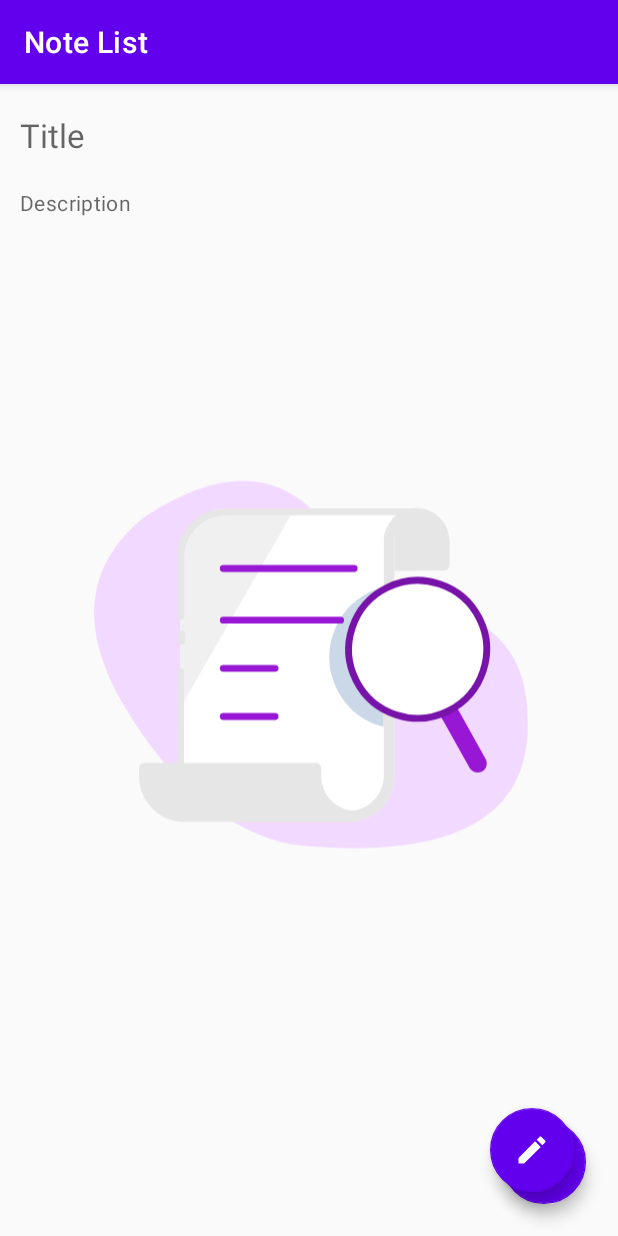
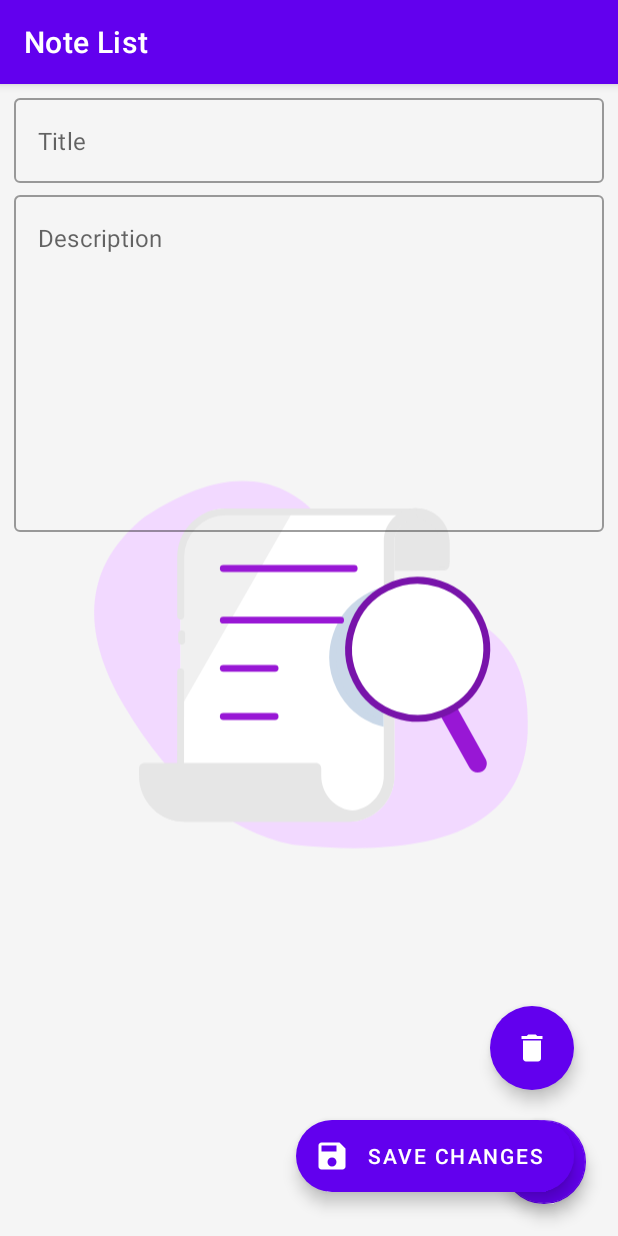
Before and after one commit to hamzaazman/KotlinTodoList, an Android app: the fragment EditFragment placed in its activity, on a phone screen of 412 x 824 dp. Run offline under Robolectric (Android 15) with nearby library versions, the phone set to English and light mode, and no system bars; our stand-ins replace navigation-ui; 5 statements that could not run were skipped.

Commit message:
fix design layouts and update dependency

```diff
--- a/app/build.gradle
+++ b/app/build.gradle
@@ -60,7 +60,6 @@ dependencies {
     implementation "androidx.lifecycle:lifecycle-livedata-ktx:2.6.0-alpha03"
     implementation 'androidx.lifecycle:lifecycle-runtime-ktx:2.6.0-alpha03'
 
-    implementation "com.github.skydoves:powerspinner:1.2.4"
 
     implementation 'com.airbnb.android:lottie:5.2.0'
 
--- a/app/src/main/java/com/example/todos/adapters/NoteAdapter.kt
+++ b/app/src/main/java/com/example/todos/adapters/NoteAdapter.kt
@@ -14,9 +14,7 @@ class NoteAdapter(private val onNoteClicked: (Note) -> Unit) :
     override fun onCreateViewHolder(parent: ViewGroup, viewType: Int): NoteViewHolder {
         return NoteViewHolder(
             NoteRowBinding.inflate(
-                LayoutInflater.from(parent.context),
-                parent,
-                false
+                LayoutInflater.from(parent.context), parent, false
             )
         )
     }
--- a/app/src/main/java/com/example/todos/data/NoteDao.kt
+++ b/app/src/main/java/com/example/todos/data/NoteDao.kt
@@ -1,6 +1,5 @@
 package com.example.todos.data
 
-import androidx.lifecycle.LiveData
 import androidx.room.*
 import com.example.todos.model.Note
 import kotlinx.coroutines.flow.Flow
@@ -11,7 +10,7 @@ interface NoteDao {
     @Insert(onConflict = OnConflictStrategy.REPLACE)
     fun insert(note: Note)
 
-    @Query("SELECT * FROM note_table ORDER BY noteId ASC")
+    @Query("SELECT * FROM note_table ORDER BY noteId DESC")
     fun getNotes(): Flow<List<Note>>
 
     @Query("SELECT * from note_table WHERE noteId = :id")
--- a/app/src/main/java/com/example/todos/data/NoteDatabase.kt
+++ b/app/src/main/java/com/example/todos/data/NoteDatabase.kt
@@ -8,7 +8,6 @@ import androidx.room.TypeConverters
 import com.example.todos.model.Note
 
 @Database(entities = [Note::class], version = 2, exportSchema = false)
-@TypeConverters(Converter::class)
 abstract class NoteDatabase : RoomDatabase() {
     abstract fun noteDao(): NoteDao
 
--- a/app/src/main/java/com/example/todos/ui/EditFragment.kt
+++ b/app/src/main/java/com/example/todos/ui/EditFragment.kt
@@ -47,6 +47,9 @@ class EditFragment : Fragment() {
             updateNote()
             findNavController().popBackStack()
         }
+        binding.removeFab.setOnClickListener {
+            deleteDialog(id)
+        }
 
     }
 
@@ -78,6 +81,7 @@ class EditFragment : Fragment() {
 
     override fun onDestroyView() {
         super.onDestroyView()
+        updateNote()
         _binding = null
     }
 }
--- a/app/src/main/java/com/example/todos/ui/ListFragment.kt
+++ b/app/src/main/java/com/example/todos/ui/ListFragment.kt
@@ -6,11 +6,17 @@ import android.view.View
 import android.view.ViewGroup
 import androidx.fragment.app.Fragment
 import androidx.fragment.app.activityViewModels
+import androidx.lifecycle.Lifecycle
+import androidx.lifecycle.lifecycleScope
+import androidx.lifecycle.repeatOnLifecycle
 import androidx.navigation.fragment.findNavController
 import com.example.todos.NoteApplication
 import com.example.todos.adapters.NoteAdapter
 import com.example.todos.databinding.FragmentListBinding
 import com.example.todos.viewModel.NoteViewModel
+import kotlinx.coroutines.Dispatchers
+import kotlinx.coroutines.flow.flowOn
+import kotlinx.coroutines.launch
 
 class ListFragment : Fragment() {
     private val viewModel: NoteViewModel by activityViewModels {
@@ -45,21 +51,27 @@ class ListFragment : Fragment() {
     }
 
     private fun observeNotes() {
-        viewModel.allNotes.observe(this.viewLifecycleOwner) { notes ->
+        lifecycleScope.launch {
+            repeatOnLifecycle(Lifecycle.State.STARTED) {
+                viewModel.getNotes()
+                    .flowOn(Dispatchers.IO)
+                    .collect {
                         with(binding) {
-                if (notes.isEmpty()) {
+                            if (it.isEmpty()) {
                                 recyclerView.visibility = View.GONE
                                 lottieEmptyList.visibility = View.VISIBLE
                             } else {
                                 recyclerView.visibility = View.VISIBLE
                                 lottieEmptyList.visibility = View.GONE
-                    notes.let {
+                                it.let {
                                     noteAdapter.submitList(it)
                                 }
                             }
                         }
+                    }
+            }
+        }
 
-        }
     }
 
     private fun setupRV() {
--- a/app/src/main/java/com/example/todos/viewModel/NoteViewModel.kt
+++ b/app/src/main/java/com/example/todos/viewModel/NoteViewModel.kt
@@ -4,11 +4,13 @@ import androidx.lifecycle.*
 import com.example.todos.data.NoteDao
 import com.example.todos.model.Note
 import kotlinx.coroutines.Dispatchers
+import kotlinx.coroutines.flow.Flow
 import kotlinx.coroutines.launch
 
 class NoteViewModel(private val noteDao: NoteDao) : ViewModel() {
 
     val allNotes: LiveData<List<Note>> = noteDao.getNotes().asLiveData()
+    fun getNotes(): Flow<List<Note>> = noteDao.getNotes()
 
     fun isNoteEmpty(title: String, description: String?): Boolean {
         if (title.isBlank()) {
--- a/app/src/main/res/layout/fragment_edit.xml
+++ b/app/src/main/res/layout/fragment_edit.xml
@@ -12,42 +12,71 @@
         android:layout_width="match_parent"
         android:layout_height="match_parent">
 
-        <EditText
-            android:id="@+id/etTitle"
+        <com.google.android.material.textfield.TextInputLayout
+            android:id="@+id/etTitleLayout"
+            style="@style/Widget.MaterialComponents.TextInputLayout.OutlinedBox"
             android:layout_width="match_parent"
             android:layout_height="wrap_content"
-            android:backgroundTint="@android:color/transparent"
-            android:hint="Title"
-            android:inputType="text"
-            android:lines="1"
-            android:textAppearance="@style/TextAppearance.Material3.TitleLarge"
+            app:hintAnimationEnabled="false"
+            app:hintEnabled="false"
             app:layout_constraintEnd_toEndOf="parent"
             app:layout_constraintStart_toStartOf="parent"
-            app:layout_constraintTop_toTopOf="parent" />
+            app:layout_constraintTop_toTopOf="parent">
 
-        <EditText
-            android:id="@+id/etDescription"
+            <com.google.android.material.textfield.TextInputEditText
+                android:id="@+id/etTitle"
+                android:layout_width="match_parent"
+                android:layout_height="wrap_content"
+                android:hint="Title" />
+
+        </com.google.android.material.textfield.TextInputLayout>
+
+        <com.google.android.material.textfield.TextInputLayout
+            android:id="@+id/etDescriptionLayout"
+            style="@style/Widget.MaterialComponents.TextInputLayout.OutlinedBox"
             android:layout_width="match_parent"
             android:layout_height="wrap_content"
-            android:backgroundTint="@android:color/transparent"
-            android:gravity="start"
-            android:hint="Description"
-            android:inputType="textMultiLine"
-            android:textAppearance="@style/TextAppearance.Material3.BodyMedium"
+            android:layout_marginTop="8dp"
+            app:hintAnimationEnabled="false"
+            app:hintEnabled="false"
             app:layout_constraintEnd_toEndOf="parent"
             app:layout_constraintStart_toStartOf="parent"
-            app:layout_constraintTop_toBottomOf="@+id/etTitle" />
+            app:layout_constraintTop_toBottomOf="@+id/etTitleLayout">
 
-        <com.google.android.material.floatingactionbutton.FloatingActionButton
+            <com.google.android.material.textfield.TextInputEditText
+                android:id="@+id/etDescription"
+                android:layout_width="match_parent"
+                android:layout_height="wrap_content"
+                android:gravity="start"
+                android:hint="Description"
+                android:inputType="textMultiLine"
+                android:lines="10" />
+
+        </com.google.android.material.textfield.TextInputLayout>
+
+        <com.google.android.material.floatingactionbutton.ExtendedFloatingActionButton
             android:id="@+id/editFab"
             android:layout_width="wrap_content"
             android:layout_height="wrap_content"
             android:layout_margin="20dp"
             android:adjustViewBounds="true"
             android:focusable="true"
-            android:src="@drawable/ic_edit"
+            android:text="Save Changes"
             app:fabSize="normal"
+            app:icon="@drawable/ic_update"
             app:layout_constraintBottom_toBottomOf="parent"
+            app:layout_constraintEnd_toEndOf="parent" />
+
+        <com.google.android.material.floatingactionbutton.ExtendedFloatingActionButton
+            android:id="@+id/removeFab"
+            android:layout_width="wrap_content"
+            android:layout_height="wrap_content"
+            android:layout_margin="20dp"
+            android:adjustViewBounds="true"
+            android:focusable="true"
+            app:fabSize="normal"
+            app:icon="@drawable/ic_delete"
+            app:layout_constraintBottom_toTopOf="@id/editFab"
             app:layout_constraintEnd_toEndOf="parent" />
 
     </androidx.constraintlayout.widget.ConstraintLayout>
--- a/app/src/main/res/layout/fragment_list.xml
+++ b/app/src/main/res/layout/fragment_list.xml
@@ -26,6 +26,7 @@
         android:clipToPadding="false"
         android:orientation="vertical"
         android:padding="8dp"
+        android:longClickable="true"
         app:layoutManager="androidx.recyclerview.widget.LinearLayoutManager"
         app:layout_constraintBottom_toBottomOf="parent"
         app:layout_constraintEnd_toEndOf="parent"
--- a/app/src/main/res/layout/note_row.xml
+++ b/app/src/main/res/layout/note_row.xml
@@ -5,7 +5,7 @@
     android:layout_width="match_parent"
     android:layout_height="wrap_content"
     android:layout_margin="4dp"
-    android:elevation="16dp"
+    android:elevation="8dp"
     app:cardCornerRadius="4dp">
 
     <LinearLayout
@@ -25,10 +25,10 @@
             android:id="@+id/twDescription"
             android:layout_width="match_parent"
             android:layout_height="wrap_content"
+            android:layout_marginTop="4dp"
+            android:ellipsize="end"
             android:maxLines="5"
-            android:ellipsize="end"
             android:textAppearance="@style/TextAppearance.Material3.BodyMedium"
-            android:layout_marginTop="4dp"
             tools:text="Description" />
     </LinearLayout>
 
--- a/app/src/main/res/values/colors.xml
+++ b/app/src/main/res/values/colors.xml
@@ -8,7 +8,7 @@
     <color name="black">#FF000000</color>
     <color name="white">#FFFFFFFF</color>
 
-    <color name="primaryColor">#fafafa</color>
+    <color name="primaryColor">#FFf5f5f5</color>
     <color name="primaryLightColor">#ffffff</color>
     <color name="primaryDarkColor">#c7c7c7</color>
     <color name="primaryTextColor">#000000</color>
--- a/app/src/main/res/values/strings.xml
+++ b/app/src/main/res/values/strings.xml
@@ -1,4 +1,9 @@
 <resources>
     <string name="app_name">Todo List</string>
 
+    <string-array name="priority_list">
+        <item>LOW</item>
+        <item>MEDIUM</item>
+        <item>HIGH</item>
+    </string-array>
 </resources>
```
Also changed, not shown: app/src/main/res/layout/fragment_add.xml (+1 -25 lines), app/src/main/res/menu/menu_update.xml (+0 -8 lines). Lines whose indentation alone changed are shown as unchanged.
